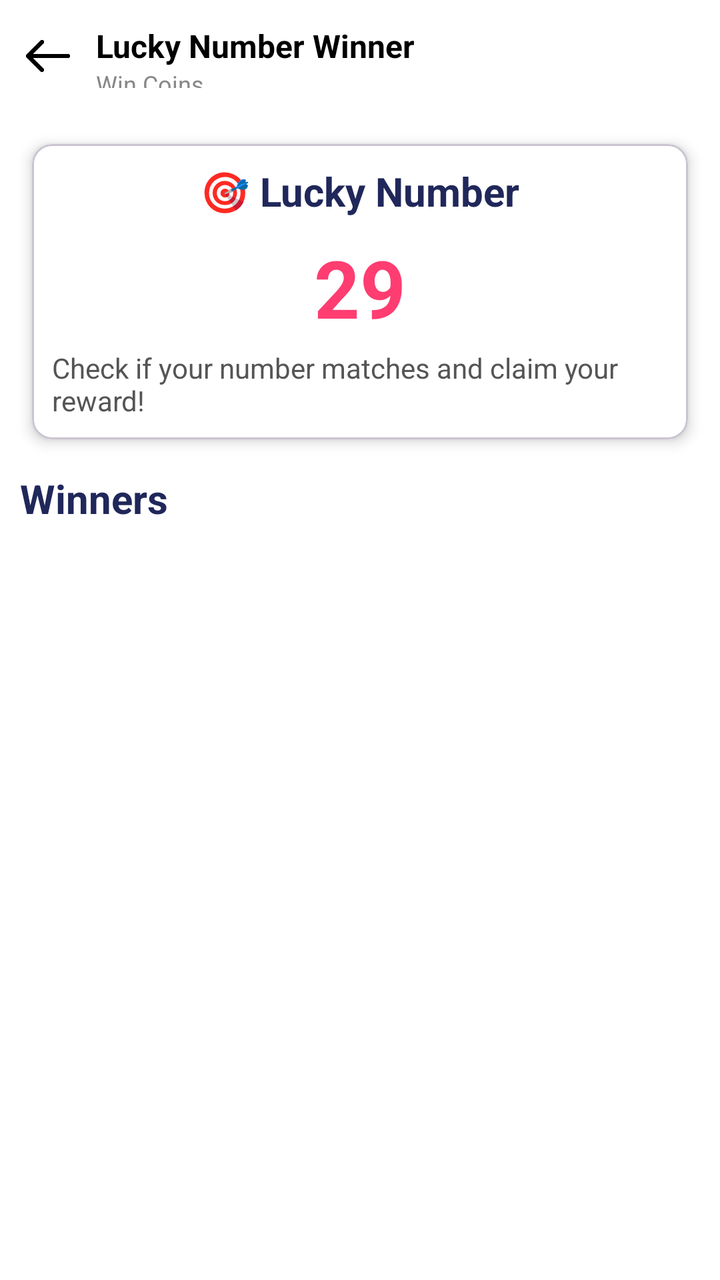
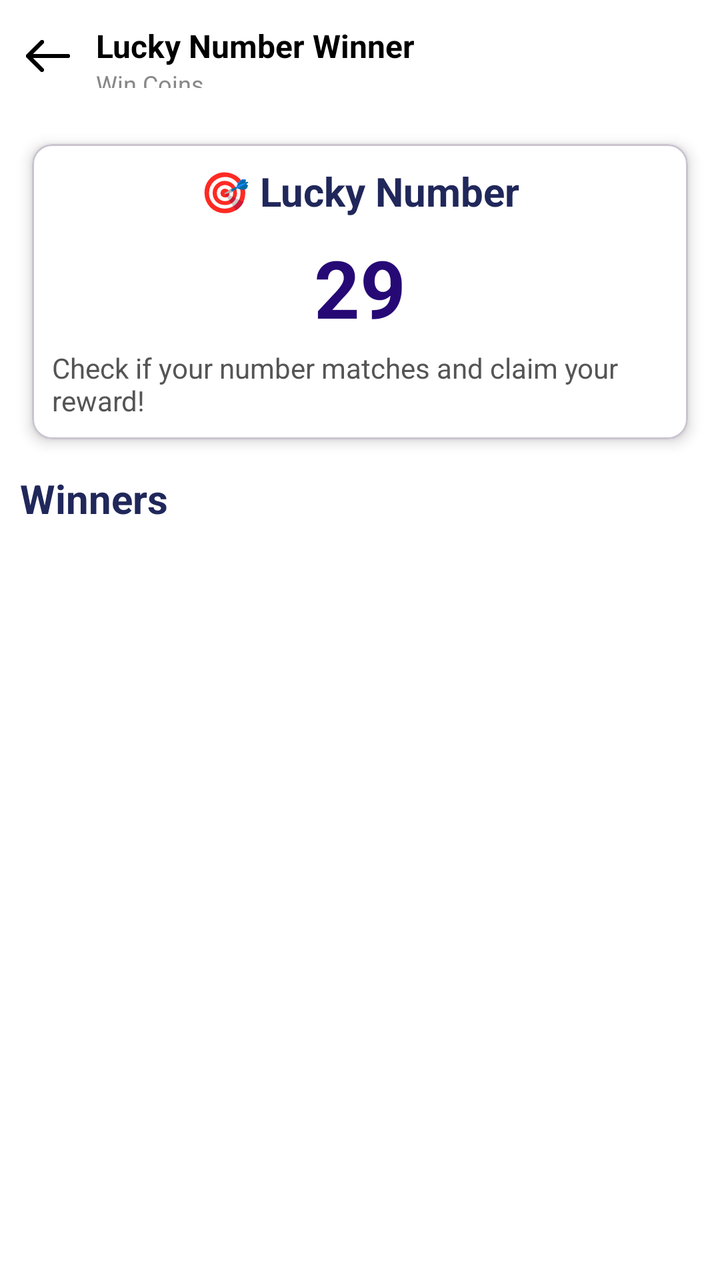

The first picture is an Android layout as it rendered before a commit; the second is the same layout after the commit. The layout source and the unified diff follow.
<!-- AndroidManifest.xml: application theme Theme.MgamerApp -->
<!-- res/layout/lucky_number_winner_activity.xml -->
<?xml version="1.0" encoding="utf-8"?>
<LinearLayout xmlns:android="http://schemas.android.com/apk/res/android"
    xmlns:app="http://schemas.android.com/apk/res-auto"
    android:orientation="vertical"
    android:background="@android:color/white"
    android:layout_width="match_parent"
    android:layout_height="match_parent">


    <RelativeLayout
        android:layout_width="match_parent"
        android:layout_height="56dp"
        android:background="#FFFFFF"
        android:padding="12dp">

        <ImageView
            android:id="@+id/back_button"
            android:layout_width="24dp"
            android:layout_height="24dp"
            android:src="@drawable/back_button"
            android:layout_alignParentStart="true"
            android:layout_centerVertical="true"
            android:contentDescription="Back"/>

        <LinearLayout
            android:orientation="vertical"
            android:layout_toEndOf="@id/back_button"
            android:layout_marginStart="12dp"
            android:layout_centerVertical="true"
            android:layout_width="wrap_content"
            android:layout_height="wrap_content">

            <TextView
                android:text="Lucky Number Winner"
                android:textStyle="bold"
                android:textSize="16sp"
                android:textColor="#000000"
                android:layout_width="wrap_content"
                android:layout_height="wrap_content" />

            <TextView
                android:text="Win Coins"
                android:textSize="12sp"
                android:textColor="#888888"
                android:layout_width="wrap_content"
                android:layout_height="wrap_content" />
        </LinearLayout>
    </RelativeLayout>

    
    <com.google.android.material.imageview.ShapeableImageView
        android:id="@+id/staticImage"
        android:visibility="gone"
        android:layout_width="match_parent"
        android:layout_height="200dp"
        android:layout_margin="8dp"
        android:scaleType="centerCrop"
        android:src="@drawable/slider1"
        app:shapeAppearanceOverlay="@style/RoundedSliderImage" />


    
    <com.google.android.material.card.MaterialCardView
        android:id="@+id/luckyNumberBox"
        android:layout_width="match_parent"
        android:layout_height="wrap_content"
        android:layout_margin="16dp"
        app:cardCornerRadius="10dp"
        app:cardElevation="4dp"
        app:cardBackgroundColor="@android:color/white">

        <LinearLayout
            android:layout_width="match_parent"
            android:layout_height="wrap_content"
            android:orientation="vertical"
            android:padding="10dp">

            <TextView
                android:text="🎯 Lucky Number"
                android:textColor="#20275A"
                android:textStyle="bold"
                android:layout_gravity="center"
                android:textSize="20sp"
                android:layout_width="wrap_content"
                android:layout_height="wrap_content" />

            <TextView
                android:id="@+id/luckyNumberText"
                android:text="29"
                android:layout_gravity="center"
                android:textColor="#FF3D71"
                android:textSize="40sp"
                android:textStyle="bold"
                android:layout_marginTop="8dp"
                android:layout_width="wrap_content"
                android:layout_height="wrap_content" />

            <TextView
                android:text="Check if your number matches and claim your reward!"
                android:textColor="#555555"
                android:textSize="14sp"
                android:layout_gravity="center"
                android:layout_marginTop="4dp"
                android:layout_width="wrap_content"
                android:layout_height="wrap_content" />

        </LinearLayout>
    </com.google.android.material.card.MaterialCardView>


    <TextView
        android:text="Winners"
        android:textColor="#20275A"
        android:textStyle="bold"
        android:textSize="20sp"
        android:layout_marginLeft="10dp"
        android:layout_width="wrap_content"
        android:layout_height="wrap_content" />

    
    <androidx.recyclerview.widget.RecyclerView
        android:id="@+id/winnerRecyclerView"
        android:layout_width="match_parent"
        android:layout_height="0dp"
        android:layout_margin="8dp"
        android:layout_weight="1"/>
</LinearLayout>
<!-- resources referenced by this layout -->
<resources>
  <!-- drawable back_button: png bitmap (drawable, 3507 bytes) -->
  <!-- drawable slider1: jpg bitmap (drawable, 64044 bytes) -->
  <style name="RoundedSliderImage" parent="">
          <item name="cornerFamily">rounded</item>
          <item name="cornerSize">16dp</item> 
      </style>
  <style name="Theme.MgamerApp" parent="Base.Theme.MgamerApp" />
  <style name="Base.Theme.MgamerApp" parent="Theme.Material3.DayNight.NoActionBar">
  
          <item name="android:statusBarColor">@color/purple_bg</item>
          <item name="android:windowDrawsSystemBarBackgrounds">true</item>
          <item name="android:windowTranslucentStatus">false</item>
          
          <item name="colorPrimary">@color/purple_bg</item>
          <item name="android:textViewStyle">@style/AppTextViewStyle</item>
  
          <item name="android:windowLightStatusBar">false</item> 
  
          <item name="colorOnSurface">@color/dark_black</item>
      </style>
  <color name="purple_bg">#260975</color>
  <style name="AppTextViewStyle" parent="android:Widget.TextView">
          <item name="android:textColor">@color/black</item>
      </style>
  <color name="dark_black">#000000</color>
  <color name="black">#FF000000</color>
</resources>

<!-- the commit's change to res/layout/lucky_number_winner_activity.xml (unified diff, before → after) -->
@@ -88,7 +88,7 @@
                 android:id="@+id/luckyNumberText"
                 android:text="29"
                 android:layout_gravity="center"
-                android:textColor="#FF3D71"
+                android:textColor="@color/purple_bg"
                 android:textSize="40sp"
                 android:textStyle="bold"
                 android:layout_marginTop="8dp"
